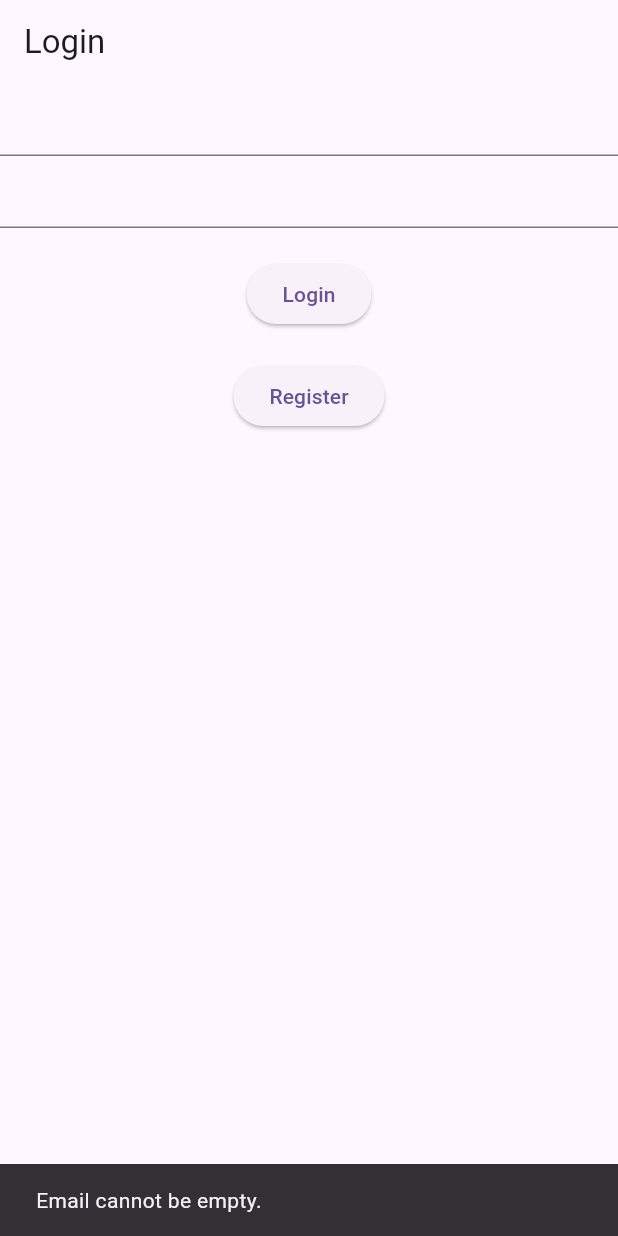
After one commit to MuhammadAliKust/Flutter-B11-API, a Flutter app: the screen it shows after launch, after a tap on "Login", on a phone screen of 412 x 824 dp. The commit adds this screen. Run offline on Flutter 3.47's test engine with Material 3 defaults, Android fonts, the phone set to English and light mode, and no system bars; accounts and stored records are empty; network calls fail.

Commit message:
Login, SignUp Done

```diff
--- a/lib/main.dart
+++ b/lib/main.dart
@@ -1,7 +1,12 @@
 import 'package:flutter/material.dart';
+import 'package:flutter_b11_api/provider/user_provider.dart';
+import 'package:flutter_b11_api/views/login.dart';
+import 'package:provider/provider.dart';
 
 void main() {
-  runApp(const MyApp());
+  runApp(MultiProvider(
+      providers: [ChangeNotifierProvider(create: (context) => UserProvider())],
+      child: const MyApp()));
 }
 
 class MyApp extends StatelessWidget {
@@ -31,7 +36,7 @@ class MyApp extends StatelessWidget {
         colorScheme: ColorScheme.fromSeed(seedColor: Colors.deepPurple),
         useMaterial3: true,
       ),
-      home: const MyHomePage(title: 'Flutter Demo Home Page'),
+      home: LoginView(),
     );
   }
 }
--- /dev/null
+++ b/lib/provider/user_provider.dart
@@ -0,0 +1,23 @@
+import 'package:flutter/cupertino.dart';
+import 'package:flutter_b11_api/models/user.dart';
+
+import '../models/login.dart';
+
+class UserProvider extends ChangeNotifier {
+  UserModel? _userModel;
+  LoginUserModel? _loginUserModel;
+
+  void setUser(UserModel model) {
+    _userModel = model;
+    notifyListeners();
+  }
+
+  void setToken(LoginUserModel model) {
+    _loginUserModel = model;
+    notifyListeners();
+  }
+
+  UserModel? getUser() => _userModel;
+
+  LoginUserModel? getToken() => _loginUserModel;
+}
--- a/lib/services/auth.dart
+++ b/lib/services/auth.dart
@@ -6,15 +6,19 @@ import 'package:flutter_b11_api/models/user.dart';
 import 'package:http/http.dart' as http;
 
 class AuthServices {
+  String baseUrl = "https://todo-nu-plum-19.vercel.app/";
+
   ///Register
   Future<RegisterUserModel> registerUser(
       {required String email,
       required String name,
       required String password}) async {
     try {
-      http.Response response = await http.post(Uri.parse('uri'),
+      http.Response response = await http.post(
+          Uri.parse('${baseUrl}users/register'),
           headers: {'Content-Type': 'application/json'},
-          body: {"name": name, "email": email, "password": password});
+          body:
+              jsonEncode({"name": name, "email": email, "password": password}));
 
       if (response.statusCode == 200 || response.statusCode == 201) {
         return RegisterUserModel.fromJson(jsonDecode(response.body));
@@ -30,9 +34,10 @@ class AuthServices {
   Future<LoginUserModel> loginUser(
       {required String email, required String password}) async {
     try {
-      http.Response response = await http.post(Uri.parse('uri'),
+      http.Response response = await http.post(
+          Uri.parse('${baseUrl}users/login'),
           headers: {'Content-Type': 'application/json'},
-          body: {"email": email, "password": password});
+          body: jsonEncode({"email": email, "password": password}));
 
       if (response.statusCode == 200 || response.statusCode == 201) {
         return LoginUserModel.fromJson(jsonDecode(response.body));
@@ -48,7 +53,7 @@ class AuthServices {
   Future<UserModel> getProfile(String token) async {
     try {
       http.Response response = await http.get(
-        Uri.parse('uri'),
+        Uri.parse("${baseUrl}users/profile"),
         headers: {'Authorization': token},
       );
 
--- /dev/null
+++ b/lib/views/login.dart
@@ -0,0 +1,109 @@
+import 'package:flutter/material.dart';
+import 'package:flutter_b11_api/provider/user_provider.dart';
+import 'package:flutter_b11_api/services/auth.dart';
+import 'package:flutter_b11_api/views/profile.dart';
+import 'package:flutter_b11_api/views/register.dart';
+import 'package:provider/provider.dart';
+
+class LoginView extends StatefulWidget {
+  LoginView({super.key});
+
+  @override
+  State<LoginView> createState() => _LoginViewState();
+}
+
+class _LoginViewState extends State<LoginView> {
+  TextEditingController emailController = TextEditingController();
+
+  TextEditingController pwdController = TextEditingController();
+
+  bool isLoading = false;
+
+  @override
+  Widget build(BuildContext context) {
+    var userProvider = Provider.of<UserProvider>(context);
+    return Scaffold(
+      appBar: AppBar(
+        title: Text("Login"),
+      ),
+      body: Column(
+        children: [
+          TextField(
+            controller: emailController,
+          ),
+          TextField(
+            controller: pwdController,
+          ),
+          SizedBox(
+            height: 20,
+          ),
+          isLoading
+              ? Center(
+                  child: CircularProgressIndicator(),
+                )
+              : ElevatedButton(
+                  onPressed: () async {
+                    if (emailController.text.isEmpty) {
+                      ScaffoldMessenger.of(context).showSnackBar(
+                          SnackBar(content: Text("Email cannot be empty.")));
+                      return;
+                    }
+                    if (pwdController.text.isEmpty) {
+                      ScaffoldMessenger.of(context).showSnackBar(
+                          SnackBar(content: Text("Password cannot be empty.")));
+                      return;
+                    }
+                    try {
+                      isLoading = true;
+                      setState(() {});
+                      await AuthServices()
+                          .loginUser(
+                              email: emailController.text,
+                              password: pwdController.text)
+                          .then((val) {
+                        isLoading = false;
+                        setState(() {});
+                        userProvider.setToken(val);
+                        showDialog(
+                            context: context,
+                            builder: (context) {
+                              return AlertDialog(
+                                title: Text("Message"),
+                                content:
+                                    Text("User has been loggedIn successfully"),
+                                actions: [
+                                  TextButton(
+                                      onPressed: () {
+                                        Navigator.push(
+                                            context,
+                                            MaterialPageRoute(
+                                                builder: (context) =>
+                                                    ProfileView()));
+                                      },
+                                      child: Text("Okay"))
+                                ],
+                              );
+                            });
+                      });
+                    } catch (e) {
+                      isLoading = false;
+                      setState(() {});
+                      ScaffoldMessenger.of(context)
+                          .showSnackBar(SnackBar(content: Text(e.toString())));
+                    }
+                  },
+                  child: Text("Login")),
+          SizedBox(
+            height: 20,
+          ),
+          ElevatedButton(
+              onPressed: () {
+                Navigator.push(context,
+                    MaterialPageRoute(builder: (context) => RegisterView()));
+              },
+              child: Text("Register"))
+        ],
+      ),
+    );
+  }
+}
--- a/pubspec.yaml
+++ b/pubspec.yaml
@@ -35,6 +35,7 @@ dependencies:
   # Use with the CupertinoIcons class for iOS style icons.
   cupertino_icons: ^1.0.8
   http: ^1.3.0
+  provider: ^6.1.4
 
 dev_dependencies:
   flutter_test:
```
Also changed, not shown: lib/views/profile.dart (added, +37 -0 lines), lib/views/register.dart (added, +99 -0 lines), pubspec.lock.
